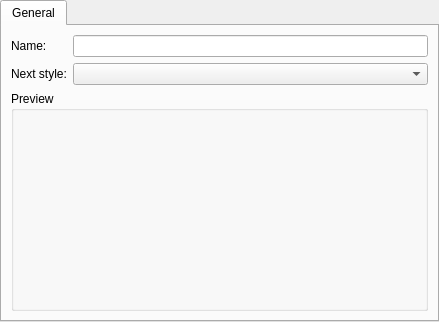
This is shapes/text/dialogs/CharacterGeneral.ui in KDE/calligra as Qt 5 draws it before an edit. The edited form follows.
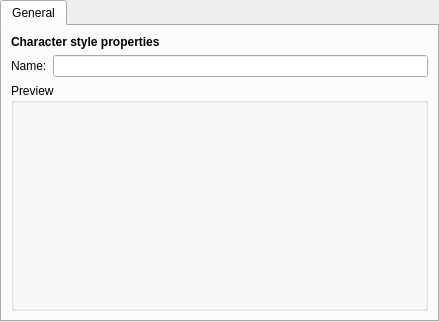
This is the edited form.

Commit message: Further integrate the character style stuff so you can see and modify the styles properties now

```diff
--- a/shapes/text/dialogs/CharacterGeneral.ui
+++ b/shapes/text/dialogs/CharacterGeneral.ui
@@ -38,7 +38,20 @@
        <string>General</string>
       </attribute>
       <layout class="QGridLayout" >
-       <item row="0" column="0" >
+       <item row="0" column="0" colspan="2" >
+        <widget class="QLabel" name="label_2" >
+         <property name="sizePolicy" >
+          <sizepolicy vsizetype="Fixed" hsizetype="Preferred" >
+           <horstretch>0</horstretch>
+           <verstretch>0</verstretch>
+          </sizepolicy>
+         </property>
+         <property name="text" >
+          <string>&lt;b>Character style properties&lt;/b></string>
+         </property>
+        </widget>
+       </item>
+       <item row="1" column="0" >
         <widget class="QLabel" name="label" >
          <property name="text" >
           <string>Name:</string>
@@ -48,21 +61,8 @@
          </property>
         </widget>
        </item>
-       <item row="0" column="1" >
-        <widget class="QLineEdit" name="name" />
-       </item>
-       <item row="1" column="0" >
-        <widget class="QLabel" name="label_2" >
-         <property name="text" >
-          <string>Next style:</string>
-         </property>
-         <property name="buddy" >
-          <cstring>nextStyle</cstring>
-         </property>
-        </widget>
-       </item>
        <item row="1" column="1" >
-        <widget class="QComboBox" name="nextStyle" />
+        <widget class="QLineEdit" name="name" />
        </item>
        <item row="2" column="0" colspan="2" >
         <widget class="QGroupBox" name="previewPane" >
```
The commit also changes 10 other files.
